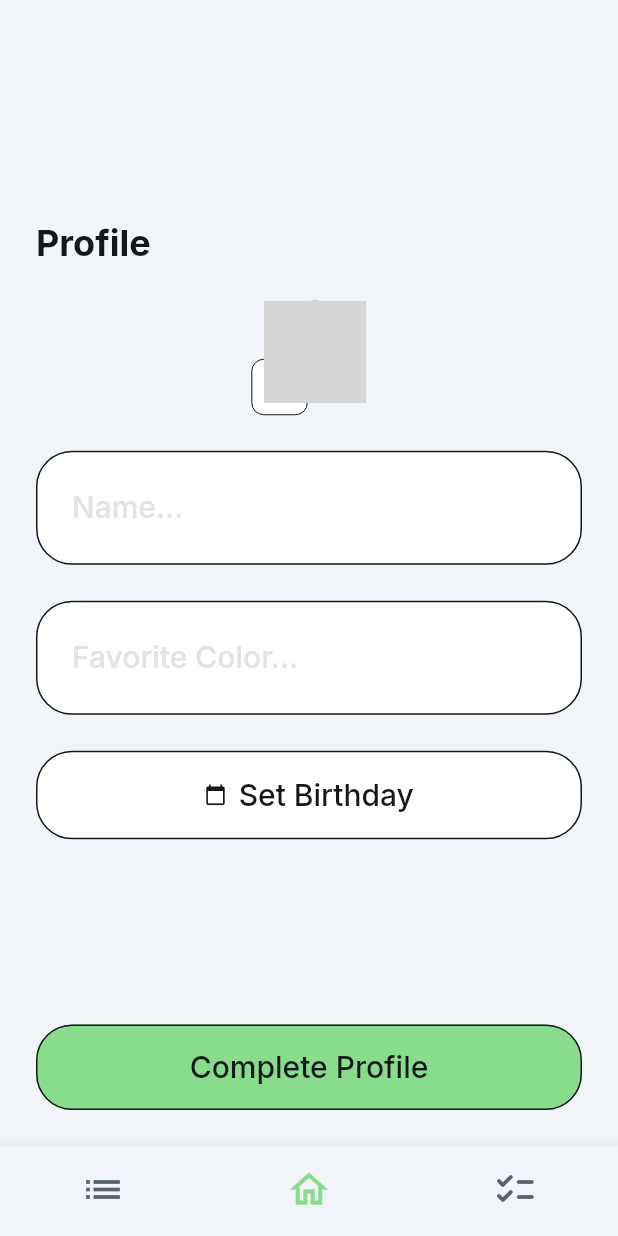
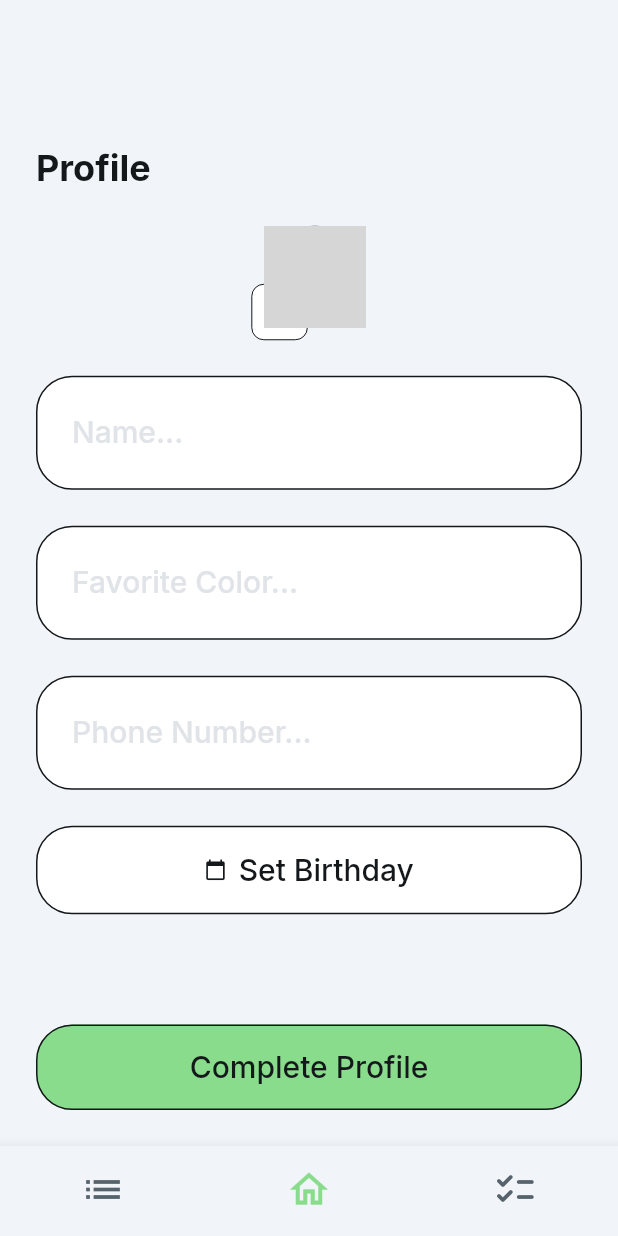
Before and after one commit to dajuhan/ToDoApp-FlutterFlow, a Flutter app: the screen it shows once a user with an empty profile is signed in, on a phone screen of 412 x 824 dp. Run offline on Flutter 3.47's test engine with Material 3 defaults, Android fonts, the phone set to English and light mode, and no system bars; drawn by our look-alikes of auto_size_text; our stand-ins replace cloud_firestore, easy_debounce, file_picker, firebase_auth, firebase_core, firebase_storage and 12 more; missing offline and left inert: json_path, mime_type; accounts and stored records are empty; network calls fail; grey boxes are pictures that could not be loaded.

Commit message:
Updating onBoarding Page to have Phone Number Widget

```diff
--- a/lib/on_boarding/on_boarding_model.dart
+++ b/lib/on_boarding/on_boarding_model.dart
@@ -18,6 +18,10 @@ class OnBoardingModel extends FlutterFlowModel<OnBoardingWidget> {
   FocusNode? favoriteColorFocusNode;
   TextEditingController? favoriteColorTextController;
   String? Function(BuildContext, String?)? favoriteColorTextControllerValidator;
+  // State field(s) for phone_number widget.
+  FocusNode? phoneNumberFocusNode;
+  TextEditingController? phoneNumberTextController;
+  String? Function(BuildContext, String?)? phoneNumberTextControllerValidator;
   DateTime? datePicked;
 
   @override
@@ -30,5 +34,8 @@ class OnBoardingModel extends FlutterFlowModel<OnBoardingWidget> {
 
     favoriteColorFocusNode?.dispose();
     favoriteColorTextController?.dispose();
+
+    phoneNumberFocusNode?.dispose();
+    phoneNumberTextController?.dispose();
   }
 }
--- a/lib/on_boarding/on_boarding_widget.dart
+++ b/lib/on_boarding/on_boarding_widget.dart
@@ -33,6 +33,9 @@ class _OnBoardingWidgetState extends State<OnBoardingWidget> {
 
     _model.favoriteColorTextController ??= TextEditingController();
     _model.favoriteColorFocusNode ??= FocusNode();
+
+    _model.phoneNumberTextController ??= TextEditingController();
+    _model.phoneNumberFocusNode ??= FocusNode();
 
     WidgetsBinding.instance.addPostFrameCallback((_) => safeSetState(() {}));
   }
@@ -368,6 +371,82 @@ class _OnBoardingWidgetState extends State<OnBoardingWidget> {
                                 .asValidator(context),
                           ),
                         ),
+                        SizedBox(
+                          width: double.infinity,
+                          child: TextFormField(
+                            controller: _model.phoneNumberTextController,
+                            focusNode: _model.phoneNumberFocusNode,
+                            autofocus: false,
+                            obscureText: false,
+                            decoration: InputDecoration(
+                              isDense: true,
+                              labelStyle: FlutterFlowTheme.of(context)
+                                  .labelMedium
+                                  .override(
+                                    fontFamily: 'Inter',
+                                    color: FlutterFlowTheme.of(context)
+                                        .primaryText,
+                                    letterSpacing: 0.0,
+                                  ),
+                              hintText: 'Phone Number...',
+                              hintStyle: FlutterFlowTheme.of(context)
+                                  .labelMedium
+                                  .override(
+                                    fontFamily: 'Inter',
+                                    color:
+                                        FlutterFlowTheme.of(context).alternate,
+                                    letterSpacing: 0.0,
+                                  ),
+                              enabledBorder: OutlineInputBorder(
+                                borderSide: BorderSide(
+                                  color:
+                                      FlutterFlowTheme.of(context).primaryText,
+                                  width: 1.0,
+                                ),
+                                borderRadius: BorderRadius.circular(24.0),
+                              ),
+                              focusedBorder: OutlineInputBorder(
+                                borderSide: BorderSide(
+                                  color:
+                                      FlutterFlowTheme.of(context).primaryText,
+                                  width: 1.0,
+                                ),
+                                borderRadius: BorderRadius.circular(24.0),
+                              ),
+                              errorBorder: OutlineInputBorder(
+                                borderSide: BorderSide(
+                                  color: FlutterFlowTheme.of(context).error,
+                                  width: 1.0,
+                                ),
+                                borderRadius: BorderRadius.circular(24.0),
+                              ),
+                              focusedErrorBorder: OutlineInputBorder(
+                                borderSide: BorderSide(
+                                  color: FlutterFlowTheme.of(context).error,
+                                  width: 1.0,
+                                ),
+                                borderRadius: BorderRadius.circular(24.0),
+                              ),
+                              filled: true,
+                              fillColor: FlutterFlowTheme.of(context)
+                                  .secondaryBackground,
+                              contentPadding: const EdgeInsetsDirectional.fromSTEB(
+                                  24.0, 26.0, 24.0, 26.0),
+                            ),
+                            style: FlutterFlowTheme.of(context)
+                                .bodyMedium
+                                .override(
+                                  fontFamily: 'Inter',
+                                  color:
+                                      FlutterFlowTheme.of(context).primaryText,
+                                  letterSpacing: 0.0,
+                                ),
+                            cursorColor:
+                                FlutterFlowTheme.of(context).primaryText,
+                            validator: _model.phoneNumberTextControllerValidator
+                                .asValidator(context),
+                          ),
+                        ),
                         FFButtonWidget(
                           onPressed: () async {
                             final datePickedDate = await showDatePicker(
@@ -455,6 +534,7 @@ class _OnBoardingWidgetState extends State<OnBoardingWidget> {
                         displayName: _model.nameTextController.text,
                         birthday: _model.datePicked,
                         favoriteColor: _model.favoriteColorTextController.text,
+                        phoneNumber: _model.phoneNumberTextController.text,
                       ));
 
                       context.goNamed('tasks');
```
